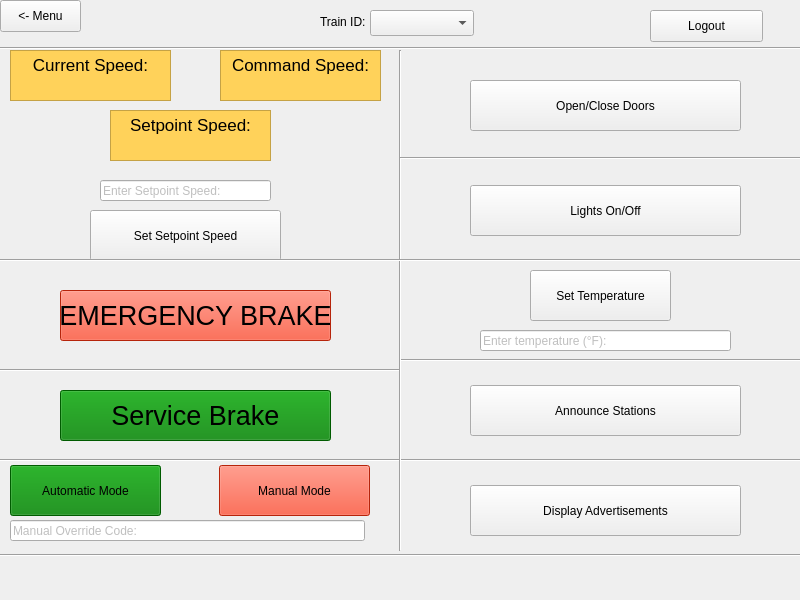
First picture: the form in src/UI/SWTrainController/TrainController.ui, repository aet37/ECE1140-Project, before the edit.
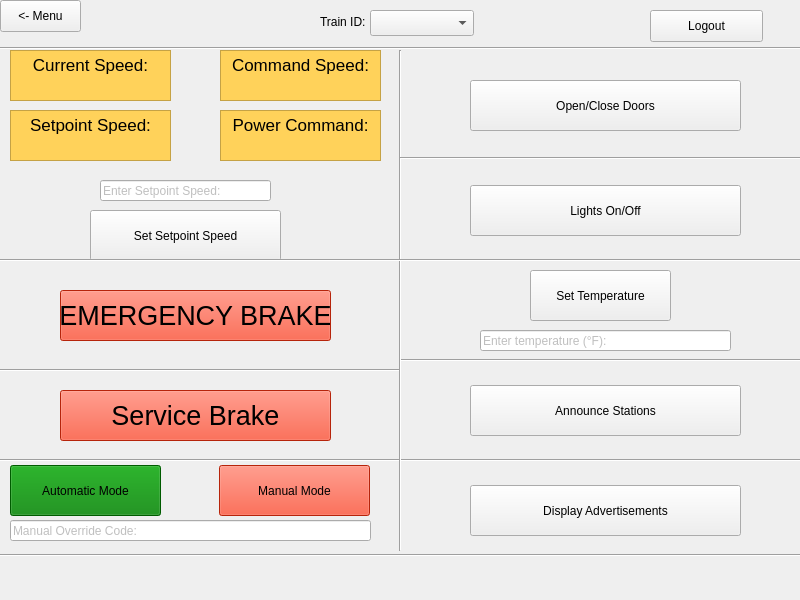
Second picture: the form after the edit. The open tabs and pages were chosen to show the change.

Patch:
```diff
--- a/src/UI/SWTrainController/TrainController.ui
+++ b/src/UI/SWTrainController/TrainController.ui
@@ -778,7 +778,7 @@
        </font>
       </property>
       <property name="styleSheet">
-       <string notr="true">background-color: green;</string>
+       <string notr="true">background-color: rgb(255, 51, 16);</string>
       </property>
       <property name="text">
        <string>Service Brake</string>
@@ -1021,7 +1021,7 @@
        <rect>
         <x>10</x>
         <y>520</y>
-        <width>355</width>
+        <width>361</width>
         <height>21</height>
        </rect>
       </property>
@@ -1051,7 +1051,7 @@
      <widget class="QTextBrowser" name="textBrowser_4">
       <property name="geometry">
        <rect>
-        <x>110</x>
+        <x>10</x>
         <y>110</y>
         <width>161</width>
         <height>51</height>
@@ -1071,7 +1071,49 @@
      <widget class="QLabel" name="setpoint_speed_label">
       <property name="geometry">
        <rect>
-        <x>109</x>
+        <x>10</x>
+        <y>130</y>
+        <width>161</width>
+        <height>20</height>
+       </rect>
+      </property>
+      <property name="font">
+       <font>
+        <weight>75</weight>
+        <bold>true</bold>
+       </font>
+      </property>
+      <property name="text">
+       <string/>
+      </property>
+      <property name="alignment">
+       <set>Qt::AlignCenter</set>
+      </property>
+     </widget>
+     <widget class="QTextBrowser" name="textBrowser_7">
+      <property name="geometry">
+       <rect>
+        <x>220</x>
+        <y>110</y>
+        <width>161</width>
+        <height>51</height>
+       </rect>
+      </property>
+      <property name="styleSheet">
+       <string notr="true">QTextBrowser {background-color: rgb(255, 210, 90);}</string>
+      </property>
+      <property name="html">
+       <string>&lt;!DOCTYPE HTML PUBLIC &quot;-//W3C//DTD HTML 4.0//EN&quot; &quot;http://www.w3.org/TR/REC-html40/strict.dtd&quot;&gt;
+&lt;html&gt;&lt;head&gt;&lt;meta name=&quot;qrichtext&quot; content=&quot;1&quot; /&gt;&lt;style type=&quot;text/css&quot;&gt;
+p, li { white-space: pre-wrap; }
+&lt;/style&gt;&lt;/head&gt;&lt;body style=&quot; font-family:'.SF NS Text'; font-size:13pt; font-weight:400; font-style:normal;&quot;&gt;
+&lt;p align=&quot;center&quot; style=&quot; margin-top:0px; margin-bottom:0px; margin-left:0px; margin-right:0px; -qt-block-indent:0; text-indent:0px;&quot;&gt;Power Command:&lt;/p&gt;&lt;/body&gt;&lt;/html&gt;</string>
+      </property>
+     </widget>
+     <widget class="QLabel" name="power_command_label">
+      <property name="geometry">
+       <rect>
+        <x>220</x>
         <y>130</y>
         <width>161</width>
         <height>20</height>
```
Left out of the diff: 2 changed lines with no effect on the pictures.
